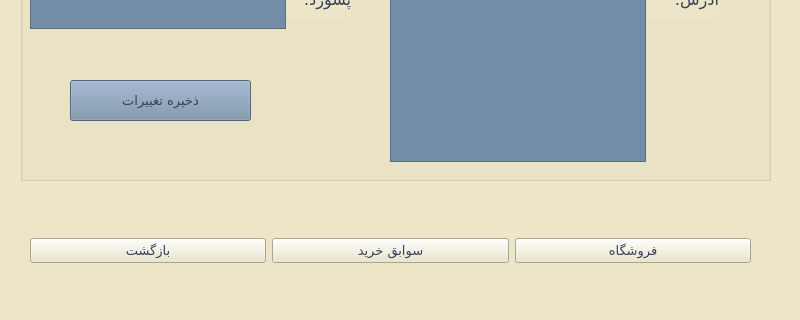
This is Project_Ap/clientprof.ui in AP-projects-4001/metagoofill as Qt 5 draws it before an edit; both pictures show x 0 to 800 and y 280 to 600 of the 800 by 600 pixel window. The edited form follows.
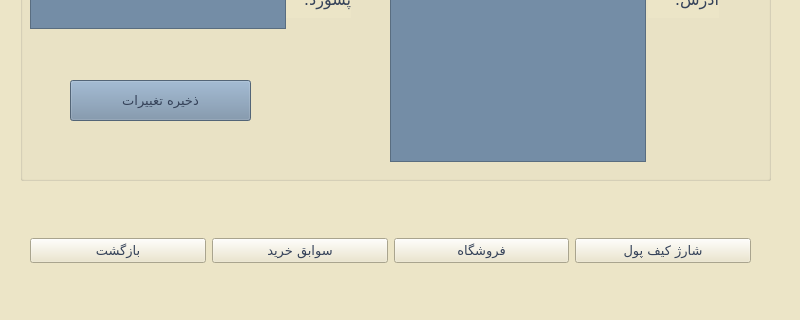
This is the edited form.

```diff
--- a/Project_Ap/clientprof.ui
+++ b/Project_Ap/clientprof.ui
@@ -77,6 +77,23 @@
        </property>
       </widget>
      </item>
+     <item>
+      <widget class="QPushButton" name="pushButton_5">
+       <property name="font">
+        <font>
+         <family>Lalezar</family>
+         <pointsize>10</pointsize>
+        </font>
+       </property>
+       <property name="styleSheet">
+        <string notr="true">color: rgb(53, 66, 89);
+</string>
+       </property>
+       <property name="text">
+        <string>شارژ کیف پول</string>
+       </property>
+      </widget>
+     </item>
     </layout>
    </widget>
    <widget class="QGroupBox" name="groupBox_2">
```
